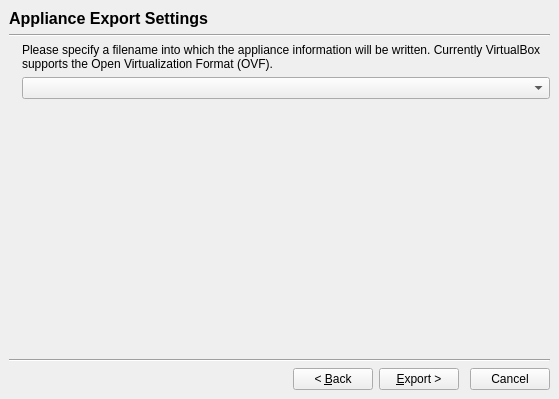
This is vbox/src/VBox/Frontends/VirtualBox/ui/VBoxExportApplianceWzd.ui in jljuxgm/vboxgit as Qt 5 draws it before an edit. The edited form follows.
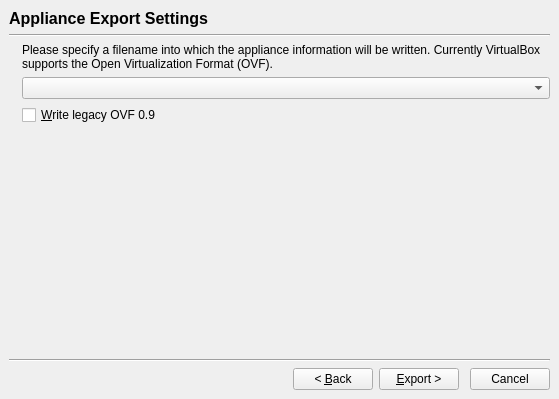
This is the edited form. The open tabs and pages were chosen to show the change. Icons and pictures are not drawn. Custom widgets are drawn as their Qt base class.

Commit message:
commit_18625 ------------------------------------------------------------------------ r18625 | vboxsync | 2009-04-02 18:19:54 +0800 (Thu, 02 Apr 2009) | 2 lines
FE/Qt4-OVF: added legacy check box

------------------------------------------------------------------------

Diff of the .ui file:
```diff
--- a/vbox/src/VBox/Frontends/VirtualBox/ui/VBoxExportApplianceWzd.ui
+++ b/vbox/src/VBox/Frontends/VirtualBox/ui/VBoxExportApplianceWzd.ui
@@ -426,7 +426,7 @@
          <item row="1" column="1">
           <widget class="VBoxFilePathSelectorWidget" name="mFileSelector"/>
          </item>
-         <item row="2" column="1">
+         <item row="3" column="1">
           <spacer name="spacer">
            <property name="orientation">
             <enum>Qt::Vertical</enum>
@@ -439,6 +439,16 @@
            </property>
           </spacer>
          </item>
+         <item row="2" column="1">
+          <widget class="QCheckBox" name="mSelectOVF09">
+           <property name="toolTip">
+            <string>Write in legacy OVF 0.9 format for compatibility with other virtualization products.</string>
+           </property>
+           <property name="text">
+            <string>&amp;Write legacy OVF 0.9</string>
+           </property>
+          </widget>
+         </item>
         </layout>
        </item>
        <item>
```
Left out of the diff: 4 changed lines with no effect on the pictures. The commit also changes 1 other file.
